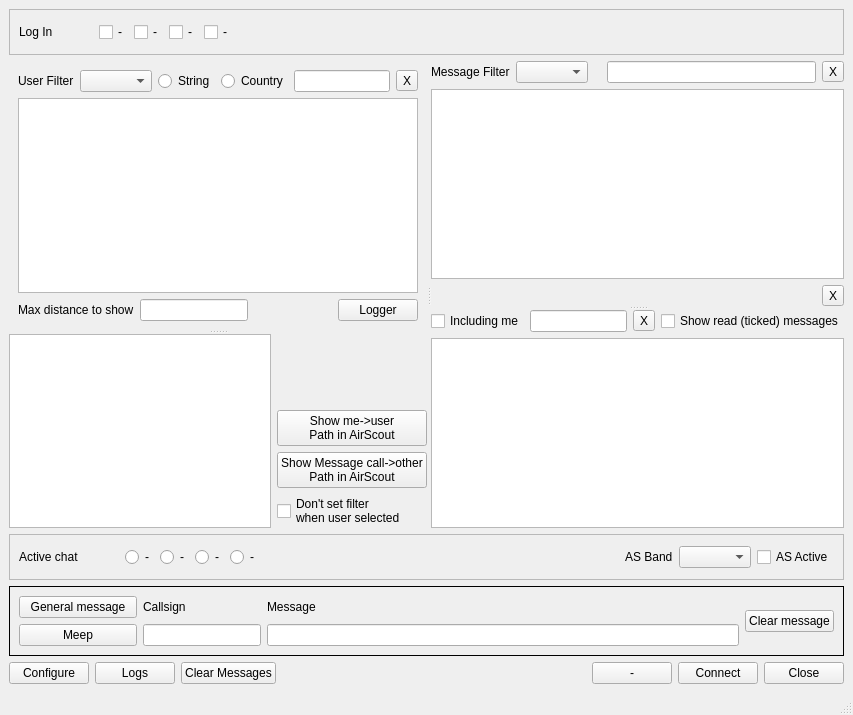
Old version of the form mqt/MqtKSTClient/kstmainwindow.ui in the repository Rsclub22/Minos2-Mirror.
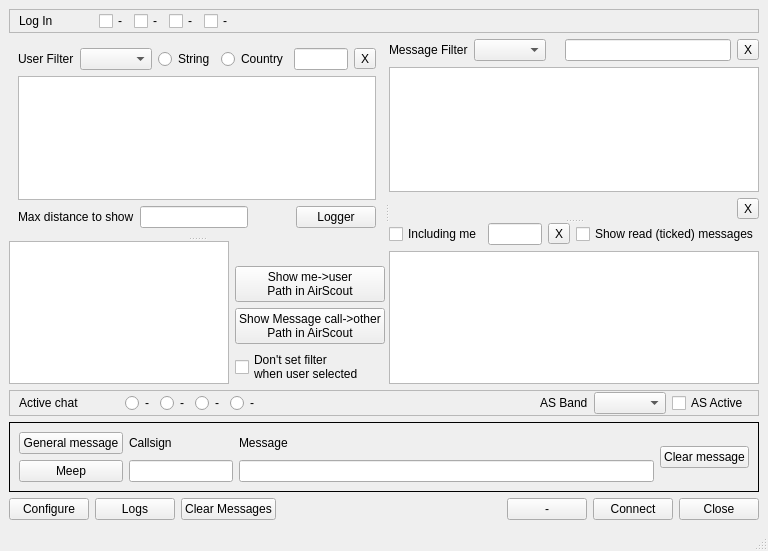
New version of the form. Custom widgets are drawn as their Qt base class.

Commit message: Try to make more compressible

Patch:
```diff
--- a/mqt/MqtKSTClient/kstmainwindow.ui
+++ b/mqt/MqtKSTClient/kstmainwindow.ui
@@ -6,8 +6,8 @@
    <rect>
     <x>0</x>
     <y>0</y>
-    <width>853</width>
-    <height>715</height>
+    <width>768</width>
+    <height>551</height>
    </rect>
   </property>
   <property name="windowTitle">
```
Left out of the diff: 6 changed lines with no effect on the pictures.
